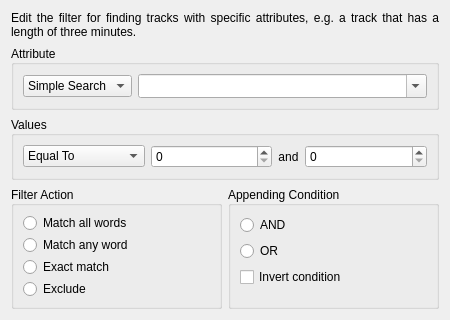
Old version of the form src/dialogs/EditFilterDialog.ui in the repository KDE/amarok.
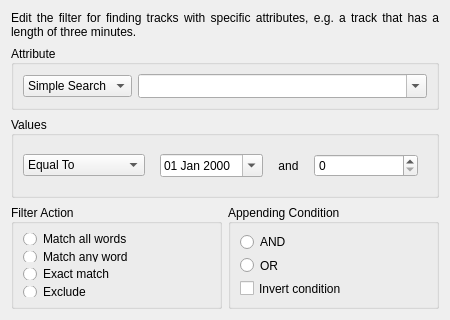
New version of the form. The open tabs and pages were chosen to show the change. Custom widgets are drawn as their Qt base class.

Commit message: Add "added" and "last played" date filters to the Edit Filter Dialog

Patch:
```diff
--- a/src/dialogs/EditFilterDialog.ui
+++ b/src/dialogs/EditFilterDialog.ui
@@ -28,7 +28,7 @@
     <height>500</height>
    </size>
   </property>
-  <layout class="QVBoxLayout" name="verticalLayout">
+  <layout class="QHBoxLayout" name="horizontalLayout_4">
    <item>
     <layout class="QGridLayout" name="topGridLayout" rowstretch="0,0,0,0,0">
      <item row="0" column="0" colspan="2">
@@ -285,16 +285,53 @@
            </widget>
           </item>
           <item>
-           <widget class="QSpinBox" name="minimum">
+           <widget class="QStackedWidget" name="minStack">
             <property name="sizePolicy">
-             <sizepolicy hsizetype="MinimumExpanding" vsizetype="Fixed">
+             <sizepolicy hsizetype="MinimumExpanding" vsizetype="Preferred">
               <horstretch>0</horstretch>
               <verstretch>0</verstretch>
              </sizepolicy>
             </property>
-            <property name="maximum">
-             <number>100000000</number>
+            <property name="currentIndex">
+             <number>1</number>
             </property>
+            <widget class="QWidget" name="minSpinWidget">
+             <layout class="QHBoxLayout" name="horizontalLayout_3">
+              <item>
+               <widget class="QSpinBox" name="minSpinBox">
+                <property name="sizePolicy">
+                 <sizepolicy hsizetype="MinimumExpanding" vsizetype="Fixed">
+                  <horstretch>0</horstretch>
+                  <verstretch>0</verstretch>
+                 </sizepolicy>
+                </property>
+                <property name="maximum">
+                 <number>100000000</number>
+                </property>
+               </widget>
+              </item>
+             </layout>
+            </widget>
+            <widget class="QWidget" name="minDateWidget">
+             <layout class="QHBoxLayout" name="horizontalLayout_2">
+              <item>
+               <widget class="QDateEdit" name="minDateEdit">
+                <property name="sizePolicy">
+                 <sizepolicy hsizetype="MinimumExpanding" vsizetype="Fixed">
+                  <horstretch>0</horstretch>
+                  <verstretch>0</verstretch>
+                 </sizepolicy>
+                </property>
+                <property name="displayFormat">
+                 <string>dd MMM yyyy</string>
+                </property>
+                <property name="calendarPopup">
+                 <bool>true</bool>
+                </property>
+               </widget>
+              </item>
+             </layout>
+            </widget>
            </widget>
           </item>
           <item>
@@ -314,16 +351,47 @@
            </widget>
           </item>
           <item>
-           <widget class="QSpinBox" name="maximum">
+           <widget class="QStackedWidget" name="maxStack">
             <property name="sizePolicy">
-             <sizepolicy hsizetype="MinimumExpanding" vsizetype="Fixed">
+             <sizepolicy hsizetype="MinimumExpanding" vsizetype="Preferred">
               <horstretch>0</horstretch>
               <verstretch>0</verstretch>
              </sizepolicy>
             </property>
-            <property name="maximum">
-             <number>100000000</number>
+            <property name="currentIndex">
+             <number>1</number>
             </property>
+            <widget class="QWidget" name="maxSpinWidget">
+             <layout class="QHBoxLayout" name="horizontalLayout_5">
+              <item>
+               <widget class="QSpinBox" name="maxSpinBox">
+                <property name="sizePolicy">
+                 <sizepolicy hsizetype="MinimumExpanding" vsizetype="Fixed">
+                  <horstretch>0</horstretch>
+                  <verstretch>0</verstretch>
+                 </sizepolicy>
+                </property>
+                <property name="maximum">
+                 <number>100000000</number>
+                </property>
+               </widget>
+              </item>
+             </layout>
+            </widget>
+            <widget class="QWidget" name="maxDateWidget">
+             <layout class="QHBoxLayout" name="horizontalLayout_6">
+              <item>
+               <widget class="QDateEdit" name="maxDateEdit">
+                <property name="displayFormat">
+                 <string>dd MMM yyyy</string>
+                </property>
+                <property name="calendarPopup">
+                 <bool>true</bool>
+                </property>
+               </widget>
+              </item>
+             </layout>
+            </widget>
            </widget>
           </item>
          </layout>
```
Left out of the diff: 10 changed lines with no effect on the pictures. The commit also changes 3 other files.
